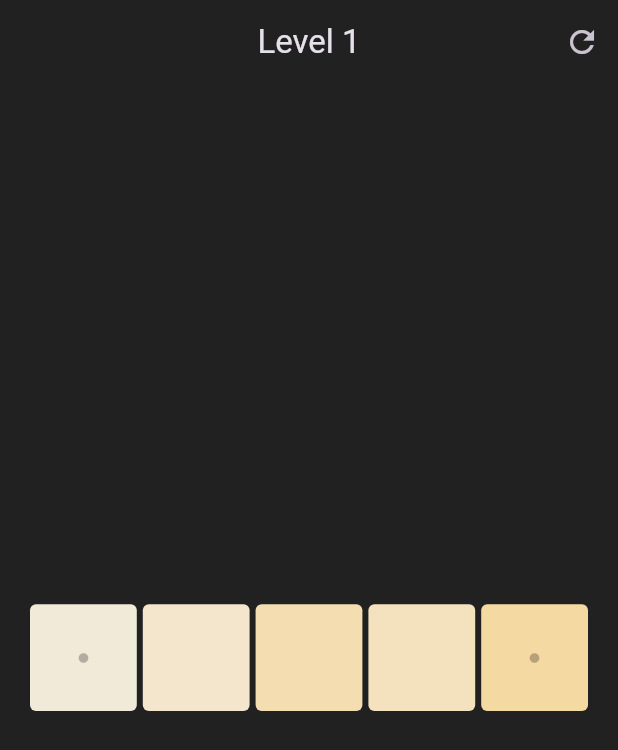
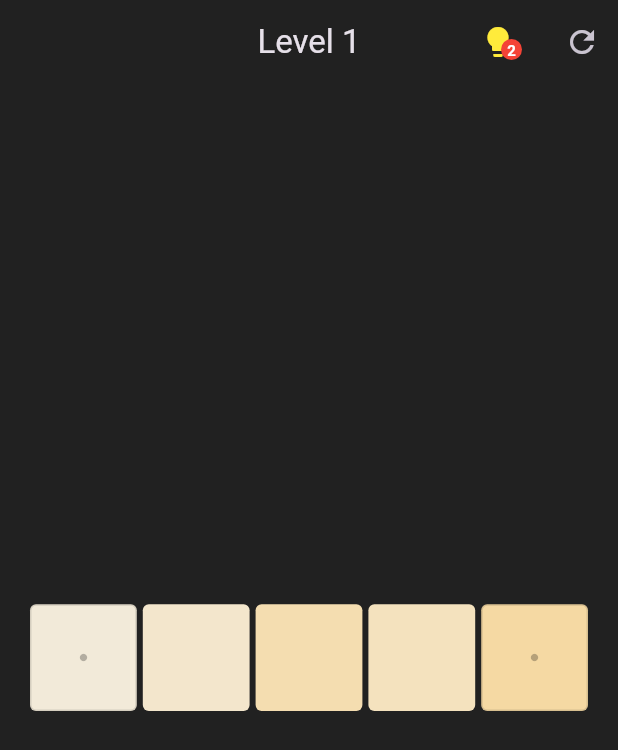
Before and after one commit to oznurkarahasan/color_puzzle, a Flutter app: the screen it shows after launch, on a phone screen of 412 x 824 dp. Shown: the top 750 px of the screen. Run offline on Flutter 3.47's test engine with Material 3 defaults, Android fonts, the phone set to English and light mode, and no system bars; our stand-ins replace flutter_dotenv.

Commit message:
ipucu eklendi

```diff
--- a/lib/features/game/screens/game_screen.dart
+++ b/lib/features/game/screens/game_screen.dart
@@ -13,11 +13,10 @@ class _GameScreenState extends State<GameScreen> {
   int currentLevel = 1;
   int satirSayisi = 1;
   int sutunSayisi = 5;
+  int ipucuHakki = 2;
 
   List<Color> hedefListe = [];
   List<Color> oyuncuListesi = [];
-
-  // YENİ: Kilitli olan indexleri tutan liste
   Set<int> kilitliIndexler = {};
 
   @override
@@ -27,7 +26,8 @@ class _GameScreenState extends State<GameScreen> {
   }
 
   void _leveliBaslat() {
-    // --- LEVEL AYARLARI ---
+    ipucuHakki = 2;
+
     if (currentLevel == 1) {
       satirSayisi = 1;
       sutunSayisi = 5;
@@ -40,16 +40,11 @@ class _GameScreenState extends State<GameScreen> {
       sutunSayisi = baseSize;
     }
 
-    // 1. Hedef renkleri oluştur (Bu bizim cevap anahtarımız)
     hedefListe = ColorGenerator.generateLevelColors(
       rows: satirSayisi,
       cols: sutunSayisi,
     );
-
-    // 2. Kilitli olacak taşları belirle (Köşeler)
     _kilitliTaslariBelirle();
-
-    // 3. AKILLI KARIŞTIRMA (Sadece ortadakileri karıştır)
     oyuncuListesi = _sadeceOrtalariKaristir(hedefListe);
 
     setState(() {});
@@ -57,42 +52,32 @@ class _GameScreenState extends State<GameScreen> {
 
   void _kilitliTaslariBelirle() {
     kilitliIndexler.clear();
-
     if (currentLevel == 1) {
-      // Level 1 için sadece en başı ve en sonu kilitleyelim (Kolaylık olsun)
-      kilitliIndexler.add(0); // İlk kutu
-      kilitliIndexler.add(sutunSayisi - 1); // Son kutu
+      kilitliIndexler.add(0);
+      kilitliIndexler.add(sutunSayisi - 1);
     } else {
-      // Diğer levellerde 4 köşeyi kilitle
-      kilitliIndexler.add(0); // Sol Üst
-      kilitliIndexler.add(sutunSayisi - 1); // Sağ Üst
-      kilitliIndexler.add((satirSayisi - 1) * sutunSayisi); // Sol Alt
-      kilitliIndexler.add((satirSayisi * sutunSayisi) - 1); // Sağ Alt
+      kilitliIndexler.add(0);
+      kilitliIndexler.add(sutunSayisi - 1);
+      kilitliIndexler.add((satirSayisi - 1) * sutunSayisi);
+      kilitliIndexler.add((satirSayisi * sutunSayisi) - 1);
     }
   }
 
   List<Color> _sadeceOrtalariKaristir(List<Color> kaynak) {
-    // Hareket edebilir (kilitli olmayan) renkleri ayıkla
     List<Color> hareketliRenkler = [];
     for (int i = 0; i < kaynak.length; i++) {
       if (!kilitliIndexler.contains(i)) {
         hareketliRenkler.add(kaynak[i]);
       }
     }
-
-    // Bunları karıştır
     hareketliRenkler.shuffle();
 
-    // Şimdi yeni listeyi inşa et
     List<Color> sonuc = [];
     int hareketliSayac = 0;
-
     for (int i = 0; i < kaynak.length; i++) {
       if (kilitliIndexler.contains(i)) {
-        // Eğer kilitli bir yerse, orijinal (doğru) rengi koy
         sonuc.add(kaynak[i]);
       } else {
-        // Değilse, karıştırdığımız havuzdan sıradakini koy
         sonuc.add(hareketliRenkler[hareketliSayac]);
         hareketliSayac++;
       }
@@ -100,8 +85,52 @@ class _GameScreenState extends State<GameScreen> {
     return sonuc;
   }
 
+  void _ipucuKullan() {
+    if (ipucuHakki <= 0) {
+      ScaffoldMessenger.of(context).showSnackBar(
+        const SnackBar(
+          content: Text("Bu bölüm için ipucu bitti!"),
+          backgroundColor: Colors.orange,
+        ),
+      );
+      return;
+    }
+
+    int? hataliIndex;
+    for (int i = 0; i < hedefListe.length; i++) {
+      if (hedefListe[i].toARGB32() != oyuncuListesi[i].toARGB32() &&
+          !kilitliIndexler.contains(i)) {
+        hataliIndex = i;
+        break;
+      }
+    }
+
+    if (hataliIndex == null) return;
+
+    Color dogruRenk = hedefListe[hataliIndex];
+    int? suAnkiYeri;
+    for (int k = 0; k < oyuncuListesi.length; k++) {
+      if (oyuncuListesi[k].toARGB32() == dogruRenk.toARGB32()) {
+        suAnkiYeri = k;
+        break;
+      }
+    }
+
+    if (suAnkiYeri != null) {
+      setState(() {
+        oyuncuListesi[suAnkiYeri!] = oyuncuListesi[hataliIndex!];
+        oyuncuListesi[hataliIndex] = dogruRenk;
+
+        kilitliIndexler.add(hataliIndex);
+        ipucuHakki--;
+        // Efekt tetikleme kodları kaldırıldı
+      });
+
+      _kazanmaKontrolu();
+    }
+  }
+
   void _renkleriDegistir(int eskiIndex, int yeniIndex) {
-    // Eğer hedef yer kilitliyse değişime izin verme (Ekstra güvenlik)
     if (kilitliIndexler.contains(yeniIndex) ||
         kilitliIndexler.contains(eskiIndex))
       return;
@@ -114,24 +143,31 @@ class _GameScreenState extends State<GameScreen> {
     _kazanmaKontrolu();
   }
 
-  // _kazanmaKontrolu, _levelAtla ve build metodunun geri kalanı aynı...
-  // Sadece PuzzleTile çağırırken parametreyi ekle:
+  void _kazanmaKontrolu() {
+    bool kazandi = true;
+    for (int i = 0; i < hedefListe.length; i++) {
+      if (hedefListe[i].toARGB32() != oyuncuListesi[i].toARGB32()) {
+        kazandi = false;
+        break;
+      }
+    }
 
-  // ... build metodunun içinde GridView.builder kısmında:
-  /*
-  itemBuilder: (context, index) {
-      bool isLocked = kilitliIndexler.contains(index); // Burayı hesapla
+    if (kazandi) {
+      ScaffoldMessenger.of(context).showSnackBar(
+        SnackBar(
+          content: Text("Level $currentLevel Tamamlandı! 🎉"),
+          backgroundColor: Colors.green,
+        ),
+      );
+      Future.delayed(const Duration(milliseconds: 1000), () {
+        setState(() {
+          currentLevel++;
+        });
+        _leveliBaslat();
+      });
+    }
+  }
 
-      return PuzzleTile(
-        color: oyuncuListesi[index],
-        index: index,
-        isLocked: isLocked, // YENİ PARAMETREYİ GEÇ
-        onSwap: _renkleriDegistir,
-      );
-  },
-  */
-
-  // Kodun tamamını bozmamak için build metodunu buraya tekrar ekliyorum:
   @override
   Widget build(BuildContext context) {
     return Scaffold(
@@ -141,11 +177,45 @@ class _GameScreenState extends State<GameScreen> {
         centerTitle: true,
         backgroundColor: Colors.transparent,
         actions: [
+          Padding(
+            padding: const EdgeInsets.only(right: 8.0),
+            child: Stack(
+              alignment: Alignment.center,
+              children: [
+                IconButton(
+                  icon: Icon(
+                    Icons.lightbulb,
+                    color: ipucuHakki > 0 ? Colors.yellow : Colors.grey,
+                  ),
+                  onPressed: _ipucuKullan,
+                ),
+                if (ipucuHakki > 0)
+                  Positioned(
+                    right: 8,
+                    bottom: 8,
+                    child: Container(
+                      padding: const EdgeInsets.all(4),
+                      decoration: const BoxDecoration(
+                        color: Colors.red,
+                        shape: BoxShape.circle,
+                      ),
+                      child: Text(
+                        "$ipucuHakki",
+                        style: const TextStyle(
+                          fontSize: 10,
+                          color: Colors.white,
+                          fontWeight: FontWeight.bold,
+                        ),
+                      ),
+                    ),
+                  ),
+              ],
+            ),
+          ),
           IconButton(
             icon: const Icon(Icons.refresh),
             onPressed: () {
               setState(() {
-                // Yenilerken de sadece ortaları karıştır
                 oyuncuListesi = _sadeceOrtalariKaristir(hedefListe);
               });
             },
@@ -167,13 +237,12 @@ class _GameScreenState extends State<GameScreen> {
               ),
               itemCount: oyuncuListesi.length,
               itemBuilder: (context, index) {
-                // Kilit kontrolü
                 bool isLocked = kilitliIndexler.contains(index);
 
                 return PuzzleTile(
                   color: oyuncuListesi[index],
                   index: index,
-                  isLocked: isLocked, // Widget'a bildiriyoruz
+                  isLocked: isLocked,
                   onSwap: _renkleriDegistir,
                 );
               },
@@ -183,30 +252,4 @@ class _GameScreenState extends State<GameScreen> {
       ),
     );
   }
-
-  // _kazanmaKontrolu ve _levelAtla fonksiyonlarını önceki kodundan aynen kullanabilirsin.
-  void _kazanmaKontrolu() {
-    bool kazandi = true;
-    for (int i = 0; i < hedefListe.length; i++) {
-      if (hedefListe[i].toARGB32() != oyuncuListesi[i].toARGB32()) {
-        kazandi = false;
-        break;
-      }
-    }
-
-    if (kazandi) {
-      ScaffoldMessenger.of(context).showSnackBar(
-        SnackBar(
-          content: Text("Level $currentLevel Tamamlandı! 🎉"),
-          backgroundColor: Colors.green,
-        ),
-      );
-      Future.delayed(const Duration(milliseconds: 500), () {
-        setState(() {
-          currentLevel++;
-        });
-        _leveliBaslat();
-      });
-    }
-  }
 }
--- a/lib/features/game/widgets/puzzle_tile.dart
+++ b/lib/features/game/widgets/puzzle_tile.dart
@@ -3,26 +3,26 @@ import 'package:flutter/material.dart';
 class PuzzleTile extends StatelessWidget {
   final Color color;
   final int index;
-  final bool isLocked; // YENİ: Taş kilitli mi?
+  final bool isLocked;
+  // showHintEffect parametresini kaldırdık
   final Function(int fromIndex, int toIndex) onSwap;
 
   const PuzzleTile({
     super.key,
     required this.color,
     required this.index,
-    required this.isLocked, // YENİ
+    required this.isLocked,
     required this.onSwap,
   });
 
   @override
   Widget build(BuildContext context) {
-    // 1. Eğer taş kilitliyse, sürüklenebilir olmamalı.
-    // Sadece görüntüsünü döndürürüz.
+    // Kilitliyse (veya İpucu ile yerine konduysa) sadece görüntüyü göster
     if (isLocked) {
       return _buildKutuGorseli(isLocked: true);
     }
 
-    // 2. Kilitli değilse normal sürükle-bırak mantığı çalışır.
+    // Değilse sürükle-bırak çalışsın
     return DragTarget<int>(
       onAcceptWithDetails: (details) {
         onSwap(details.data, index);
@@ -59,11 +59,18 @@ class PuzzleTile extends StatelessWidget {
         boxShadow: isDragging
             ? [const BoxShadow(blurRadius: 10, color: Colors.black45)]
             : null,
-        border: isHovered ? Border.all(color: Colors.white, width: 3) : null,
+        border: isHovered
+            ? Border.all(color: Colors.white, width: 3)
+            : isLocked
+            ? Border.all(
+                color: Colors.black12,
+                width: 1,
+              ) // Kilitliler hafif çerçeveli
+            : null,
       ),
-      // KİLİTLİ İSE ORTASINA KÜÇÜK BİR NOKTA KOY (İPUCU)
+      // Sadece nokta işareti (kilit) kaldı
       child: isLocked
-          ? const Icon(Icons.circle, size: 8, color: Colors.black26)
+          ? const Icon(Icons.circle, size: 6, color: Colors.black26)
           : null,
     );
   }
```
